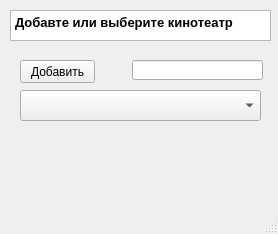
Above: project/chain.ui from AnastasiaPotapova/Cinematic before the change. Below: the same form after it.
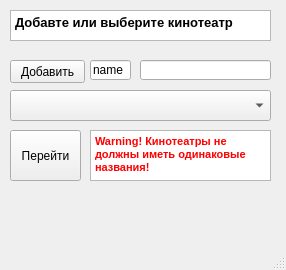
That is the form after the change.

```diff
--- a/project/chain.ui
+++ b/project/chain.ui
@@ -6,8 +6,8 @@
    <rect>
     <x>0</x>
     <y>0</y>
-    <width>278</width>
-    <height>234</height>
+    <width>286</width>
+    <height>270</height>
    </rect>
   </property>
   <property name="windowTitle">
@@ -17,9 +17,9 @@
    <widget class="QComboBox" name="comboBox">
     <property name="geometry">
      <rect>
-      <x>20</x>
+      <x>10</x>
       <y>90</y>
-      <width>241</width>
+      <width>261</width>
       <height>31</height>
      </rect>
     </property>
@@ -44,7 +44,7 @@
    <widget class="QLineEdit" name="lineEdit">
     <property name="geometry">
      <rect>
-      <x>132</x>
+      <x>140</x>
       <y>60</y>
       <width>131</width>
       <height>20</height>
@@ -54,7 +54,7 @@
    <widget class="QPushButton" name="pushButton">
     <property name="geometry">
      <rect>
-      <x>20</x>
+      <x>10</x>
       <y>60</y>
       <width>75</width>
       <height>23</height>
@@ -64,6 +64,49 @@
      <string>Добавить</string>
     </property>
    </widget>
+   <widget class="QPushButton" name="go_over">
+    <property name="geometry">
+     <rect>
+      <x>10</x>
+      <y>130</y>
+      <width>71</width>
+      <height>51</height>
+     </rect>
+    </property>
+    <property name="text">
+     <string>Перейти</string>
+    </property>
+   </widget>
+   <widget class="QLineEdit" name="name_cinema_8">
+    <property name="geometry">
+     <rect>
+      <x>90</x>
+      <y>60</y>
+      <width>41</width>
+      <height>20</height>
+     </rect>
+    </property>
+    <property name="text">
+     <string>name</string>
+    </property>
+   </widget>
+   <widget class="QTextEdit" name="textEdit_2">
+    <property name="geometry">
+     <rect>
+      <x>90</x>
+      <y>130</y>
+      <width>181</width>
+      <height>51</height>
+     </rect>
+    </property>
+    <property name="html">
+     <string>&lt;!DOCTYPE HTML PUBLIC &quot;-//W3C//DTD HTML 4.0//EN&quot; &quot;http://www.w3.org/TR/REC-html40/strict.dtd&quot;&gt;
+&lt;html&gt;&lt;head&gt;&lt;meta name=&quot;qrichtext&quot; content=&quot;1&quot; /&gt;&lt;style type=&quot;text/css&quot;&gt;
+p, li { white-space: pre-wrap; }
+&lt;/style&gt;&lt;/head&gt;&lt;body style=&quot; font-family:'MS Shell Dlg 2'; font-size:8.25pt; font-weight:400; font-style:normal;&quot;&gt;
+&lt;p style=&quot; margin-top:0px; margin-bottom:0px; margin-left:0px; margin-right:0px; -qt-block-indent:0; text-indent:0px;&quot;&gt;&lt;span style=&quot; font-size:8pt; font-weight:600; color:#ff0000;&quot;&gt;Warning! Кинотеатры не должны иметь одинаковые названия!&lt;/span&gt;&lt;/p&gt;&lt;/body&gt;&lt;/html&gt;</string>
+    </property>
+   </widget>
   </widget>
   <widget class="QMenuBar" name="menubar">
    <property name="geometry">
```
Left out of the diff: 12 changed lines with no effect on the pictures.
